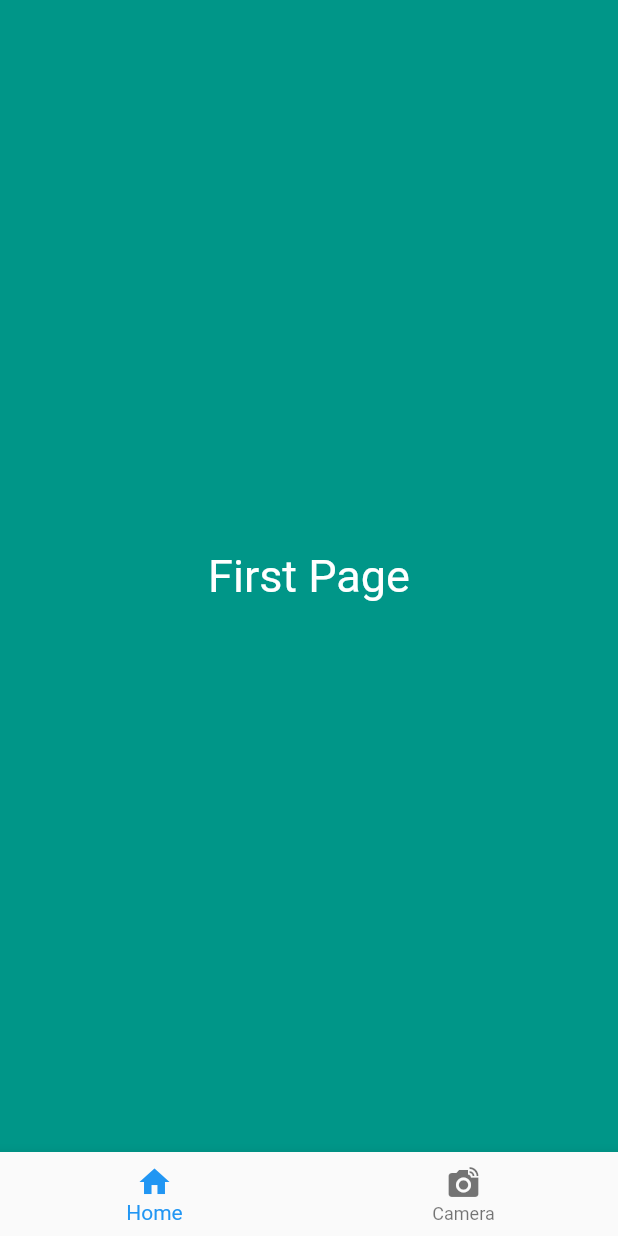
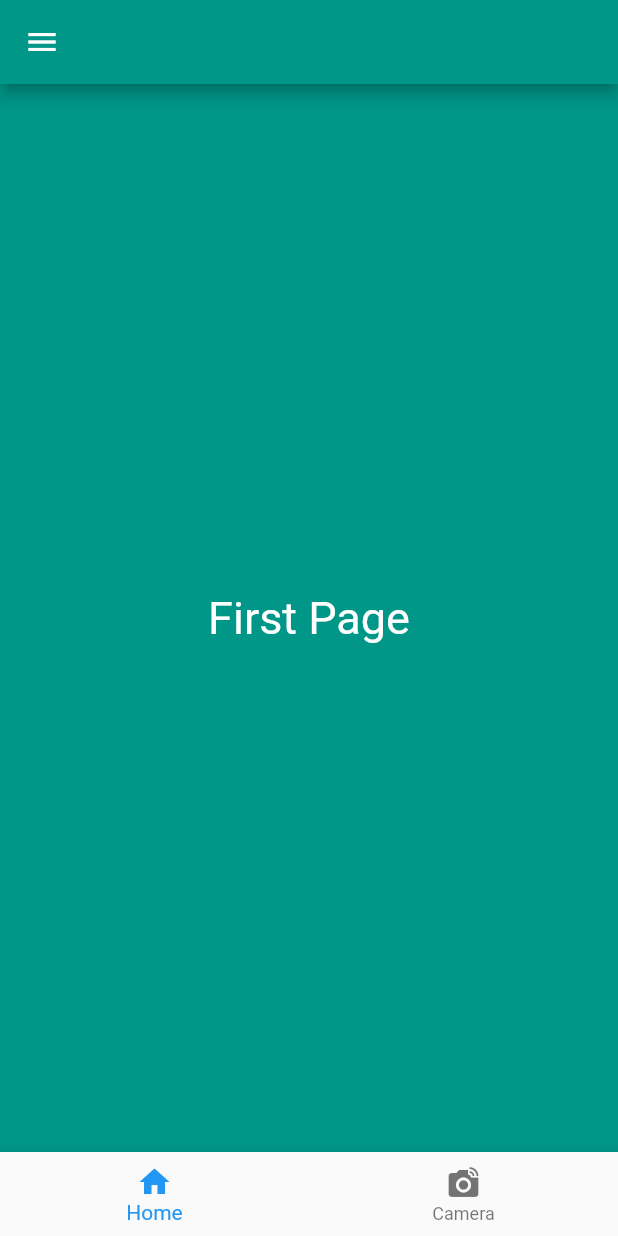
Before and after one commit to yunweneric/flutter_forward_extended_routing, a Flutter app: the screen it shows after launch, on a phone screen of 412 x 824 dp. Run offline on Flutter 3.47's test engine with Material 2 defaults, Android fonts, the phone set to English and light mode, and no system bars.

```diff
--- a/lib/screens/home.dart
+++ b/lib/screens/home.dart
@@ -15,6 +15,28 @@ class _HomeScreenState extends State<HomeScreen> {
   @override
   Widget build(BuildContext context) {
     return Scaffold(
+      appBar: AppBar(
+        backgroundColor: Colors.teal,
+      ),
+      drawer: Drawer(
+        child: ListView(
+          children: [
+            const DrawerHeader(
+              child: CircleAvatar(radius: 30, backgroundColor: Colors.teal),
+            ),
+            ListTile(
+              title: const Text('Home'),
+              leading: Icon(Icons.home),
+              onTap: () {},
+            ),
+            ListTile(
+              title: const Text('Profile'),
+              leading: Icon(Icons.person),
+              onTap: () {},
+            ),
+          ],
+        ),
+      ),
       bottomNavigationBar: BottomNavigationBar(
         onTap: (value) => setState(() {
           selectedIndex = value;
```
